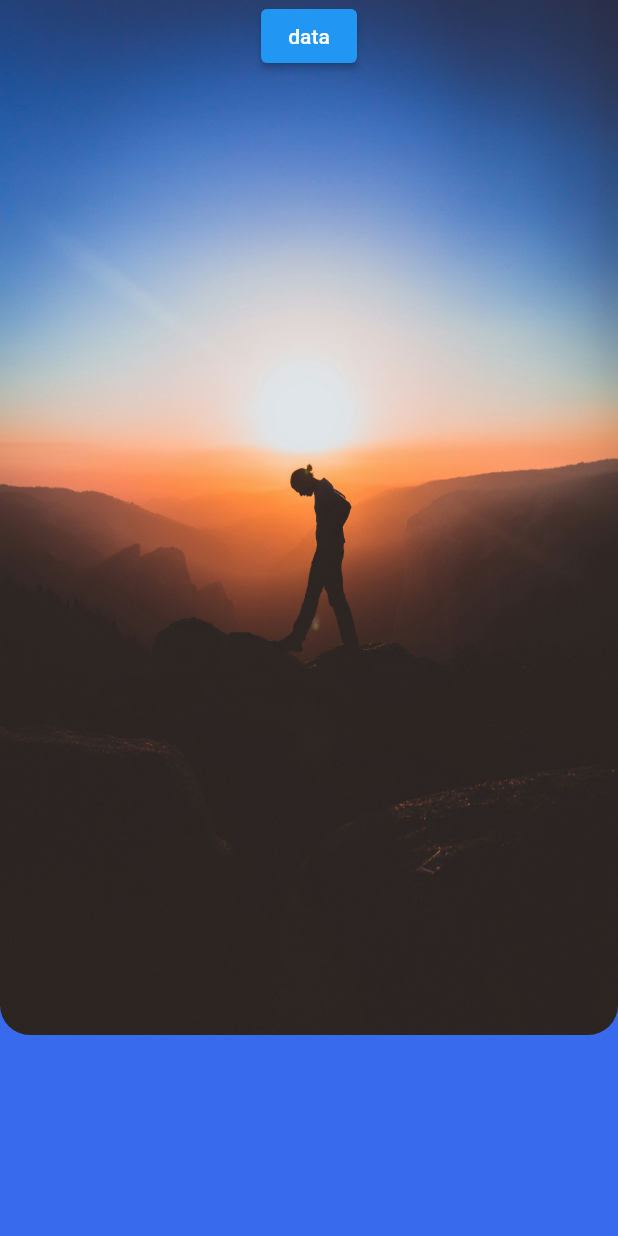
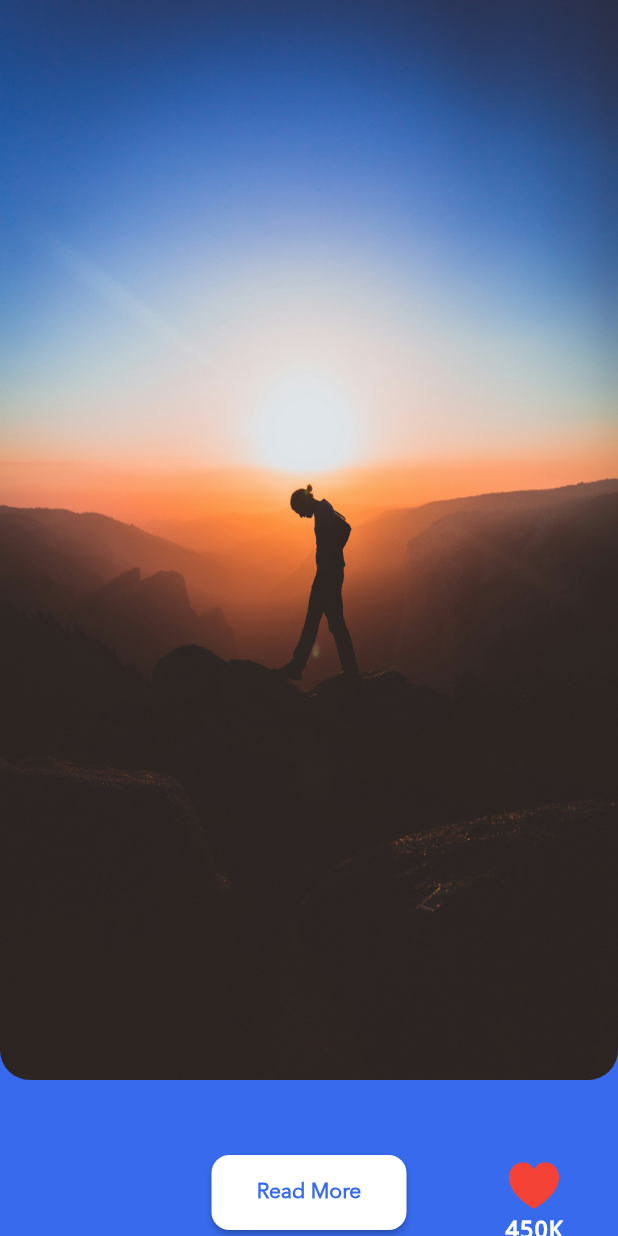
Before and after one commit to kimiaBadri/blog-club, a Flutter app: the screen it shows after launch, on a phone screen of 412 x 824 dp. Run offline on Flutter 3.47's test engine with Material 2 defaults, Android fonts, the phone set to English and light mode, and no system bars; our stand-ins replace hexcolor, smooth_page_indicator.

Commit message:
finish read me and like

```diff
--- a/lib/screens/story_page.dart
+++ b/lib/screens/story_page.dart
@@ -1,4 +1,5 @@
 import 'package:blog_club/constants/constants.dart';
+import 'package:flutter/cupertino.dart';
 import 'package:flutter/material.dart';
 
 class StoryPage extends StatelessWidget {
@@ -12,9 +13,33 @@ class StoryPage extends StatelessWidget {
         Container(
           decoration: BoxDecoration(color: blue),
         ),
-        Container(
+        _getImageContainer(),
+        _getBottum(),
+        Positioned(
+          top: 770,
+          right: 36,
+          child: Column(
+            children: [
+              Icon(
+                CupertinoIcons.heart_fill,
+                color: Colors.red,
+                size: 40,
+              ),
+              Text(
+                '450K',
+                style: TextStyle(color: Colors.white, fontSize: 16),
+              )
+            ],
+          ),
+        )
+      ],
+    );
+  }
+
+  Widget _getImageContainer() {
+    return Container(
       width: double.infinity,
-          height: 690,
+      height: 720,
       child: ClipRRect(
         borderRadius: BorderRadius.only(
           bottomLeft: Radius.circular(20),
@@ -26,12 +51,36 @@ class StoryPage extends StatelessWidget {
               'assets/images/stories/karl-magnuson-85J99sGggnw-unsplash.jpg'),
         ),
       ),
+    );
+  }
+
+  Widget _getBottum() {
+    return Positioned(
+      top: 770,
+      child: Row(
+        children: [
+          ElevatedButton(
+            style: ElevatedButton.styleFrom(
+                minimumSize: Size(130, 50),
+                shape: RoundedRectangleBorder(
+                  borderRadius: BorderRadius.circular(12),
                 ),
-        ElevatedButton(
+                backgroundColor: Colors.white),
             onPressed: () {},
-          child: Text('data'),
+            child: Center(
+              child: Text(
+                'Read More',
+                style: TextStyle(
+                  fontSize: 14,
+                  fontFamily: 'AR',
+                  fontWeight: FontWeight.bold,
+                  color: blue,
+                ),
+              ),
+            ),
           ),
         ],
+      ),
     );
   }
 }
```
Lines whose indentation alone changed are shown as unchanged.
